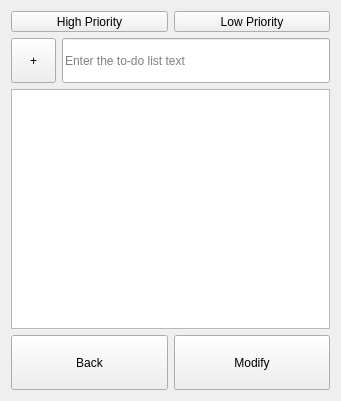
Before: the Qt Designer form dlgtodo.ui in ic005k/Knot-Legacy, drawn with Qt 5.
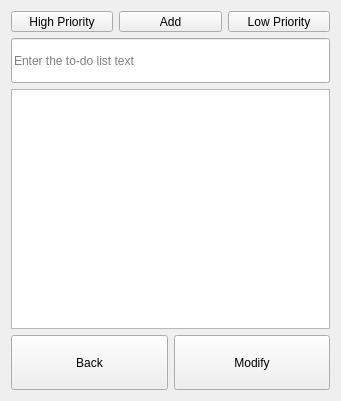
After: the same form once the commit is applied. Icons and pictures are not drawn.

Patch:
```diff
--- a/dlgtodo.ui
+++ b/dlgtodo.ui
@@ -36,42 +36,21 @@
       </widget>
      </item>
      <item>
-      <widget class="QToolButton" name="btnLow">
-       <property name="sizePolicy">
-        <sizepolicy hsizetype="Preferred" vsizetype="Fixed">
-         <horstretch>0</horstretch>
-         <verstretch>0</verstretch>
-        </sizepolicy>
-       </property>
-       <property name="minimumSize">
-        <size>
-         <width>0</width>
-         <height>0</height>
-        </size>
-       </property>
-       <property name="text">
-        <string>Low Priority</string>
-       </property>
-      </widget>
-     </item>
-    </layout>
-   </item>
-   <item row="1" column="0">
-    <layout class="QHBoxLayout" name="horizontalLayout">
-     <item>
       <widget class="QToolButton" name="btnAdd">
+       <property name="sizePolicy">
+        <sizepolicy hsizetype="Preferred" vsizetype="Fixed">
+         <horstretch>0</horstretch>
+         <verstretch>0</verstretch>
+        </sizepolicy>
+       </property>
        <property name="minimumSize">
         <size>
-         <width>45</width>
-         <height>45</height>
+         <width>0</width>
+         <height>0</height>
         </size>
        </property>
        <property name="text">
-        <string>+</string>
-       </property>
-       <property name="icon">
-        <iconset resource="src.qrc">
-         <normaloff>:/src/1.png</normaloff>:/src/1.png</iconset>
+        <string>Add</string>
        </property>
        <property name="iconSize">
         <size>
@@ -82,6 +61,29 @@
       </widget>
      </item>
      <item>
+      <widget class="QToolButton" name="btnLow">
+       <property name="sizePolicy">
+        <sizepolicy hsizetype="Preferred" vsizetype="Fixed">
+         <horstretch>0</horstretch>
+         <verstretch>0</verstretch>
+        </sizepolicy>
+       </property>
+       <property name="minimumSize">
+        <size>
+         <width>0</width>
+         <height>0</height>
+        </size>
+       </property>
+       <property name="text">
+        <string>Low Priority</string>
+       </property>
+      </widget>
+     </item>
+    </layout>
+   </item>
+   <item row="1" column="0">
+    <layout class="QHBoxLayout" name="horizontalLayout">
+     <item>
       <widget class="QLineEdit" name="lineEdit">
        <property name="minimumSize">
         <size>
```
Left out of the diff: 4 changed lines with no effect on the pictures.
